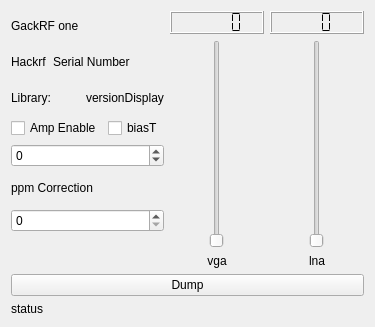
JvanKatwijk/qt-dab, file sources/devices/hackrf-handler/hackrf-widget.ui: the form before one commit.
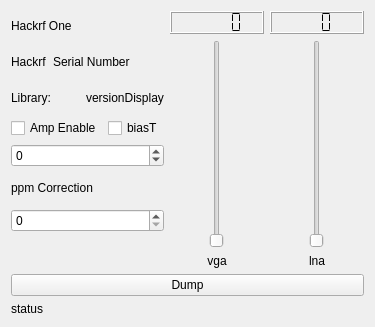
The form after the commit.

The edit to the form file:
```diff
--- a/sources/devices/hackrf-handler/hackrf-widget.ui
+++ b/sources/devices/hackrf-handler/hackrf-widget.ui
@@ -21,7 +21,7 @@
        <item>
         <widget class="QLabel" name="label_6">
          <property name="text">
-          <string>GackRF one</string>
+          <string>Hackrf One</string>
          </property>
         </widget>
        </item>
```
